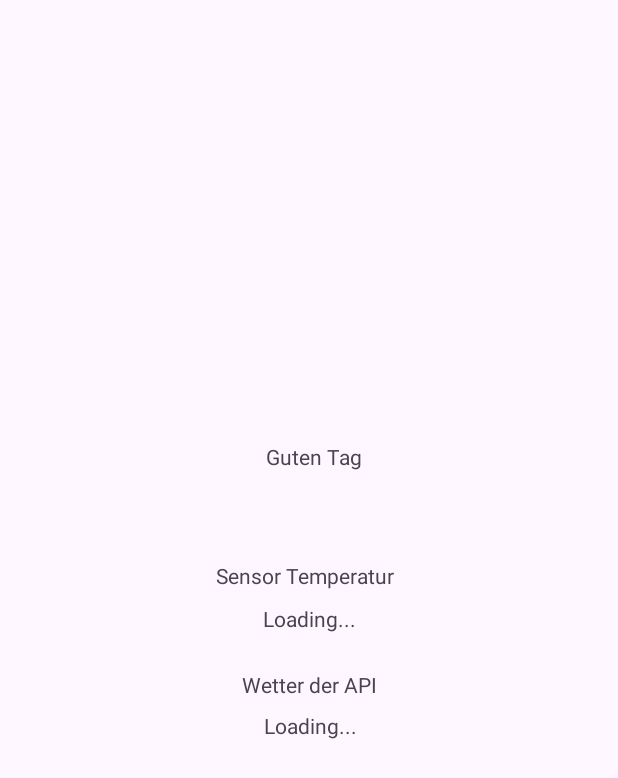
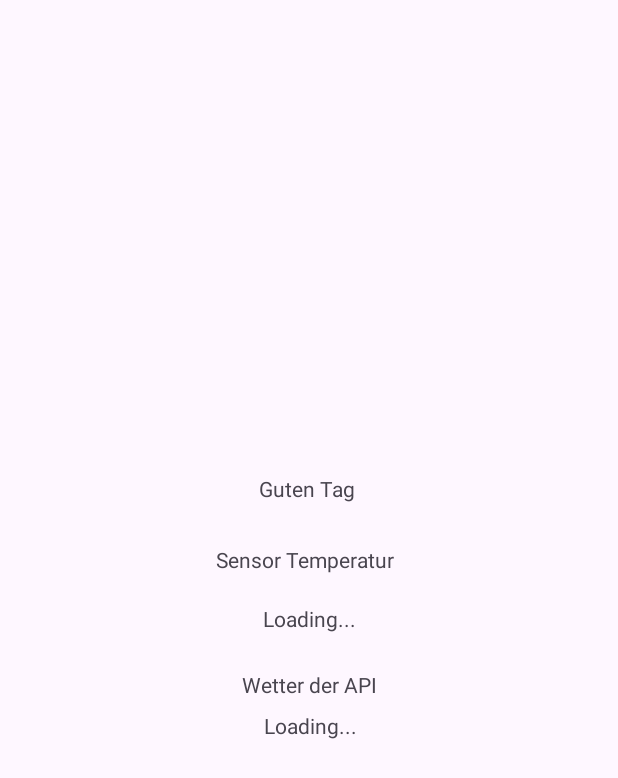
Before and after one commit to MarcWilhelm/weatherCompareApp, an Android app: the screen it shows after launch (CompareActivity), after a tap on "Next", on a phone screen of 412 x 824 dp. Shown: the top 778 px of the screen. Run offline under Robolectric (Android 15) with nearby library versions, the phone set to English and light mode, and no system bars; 2 statements that could not run were skipped.

Commit message:
cleaned up so one Text output for the Name

```diff
--- a/app/src/main/java/dev/marc/m335/weathercompareapp/CompareActivity.java
+++ b/app/src/main/java/dev/marc/m335/weathercompareapp/CompareActivity.java
@@ -34,7 +34,7 @@ String apiKey;
         apiKey = exttras.getString("apiKey");
         String name = exttras.getString("nameOfUser");
         TextView nameText = (TextView) findViewById(R.id.yourName);
-        nameText.setText(name);
+        nameText.setText("Guten Tag "+ name);
 
     }
 
--- a/app/src/main/res/layout/activity_compare.xml
+++ b/app/src/main/res/layout/activity_compare.xml
@@ -10,12 +10,14 @@
         android:id="@+id/yourName"
         android:layout_width="wrap_content"
         android:layout_height="wrap_content"
-        android:text="yourName"
-        app:layout_constraintBottom_toBottomOf="parent"
+        android:layout_marginTop="302dp"
+        android:layout_marginBottom="8dp"
+        android:text="Guten Tag"
+        app:layout_constraintBottom_toTopOf="@+id/textView"
         app:layout_constraintEnd_toEndOf="parent"
+        app:layout_constraintHorizontal_bias="0.5"
         app:layout_constraintStart_toStartOf="parent"
-        app:layout_constraintTop_toTopOf="parent"
-        app:layout_constraintVertical_bias="0.429" />
+        app:layout_constraintTop_toTopOf="parent" />
 
     <TextView
         android:id="@+id/tempreatureSensor"
@@ -69,17 +71,4 @@
         app:layout_constraintStart_toStartOf="parent"
         app:layout_constraintTop_toBottomOf="@+id/tempreatureSensor" />
 
-    <TextView
-        android:layout_width="wrap_content"
-        android:layout_height="wrap_content"
-        android:layout_marginStart="177dp"
-        android:layout_marginTop="275dp"
-        android:layout_marginEnd="171dp"
-        android:layout_marginBottom="12dp"
-        android:text="Guten Tag"
-        app:layout_constraintBottom_toTopOf="@+id/yourName"
-        app:layout_constraintEnd_toEndOf="parent"
-        app:layout_constraintHorizontal_bias="0.5"
-        app:layout_constraintStart_toStartOf="parent"
-        app:layout_constraintTop_toTopOf="parent" />
 </androidx.constraintlayout.widget.ConstraintLayout>
```
